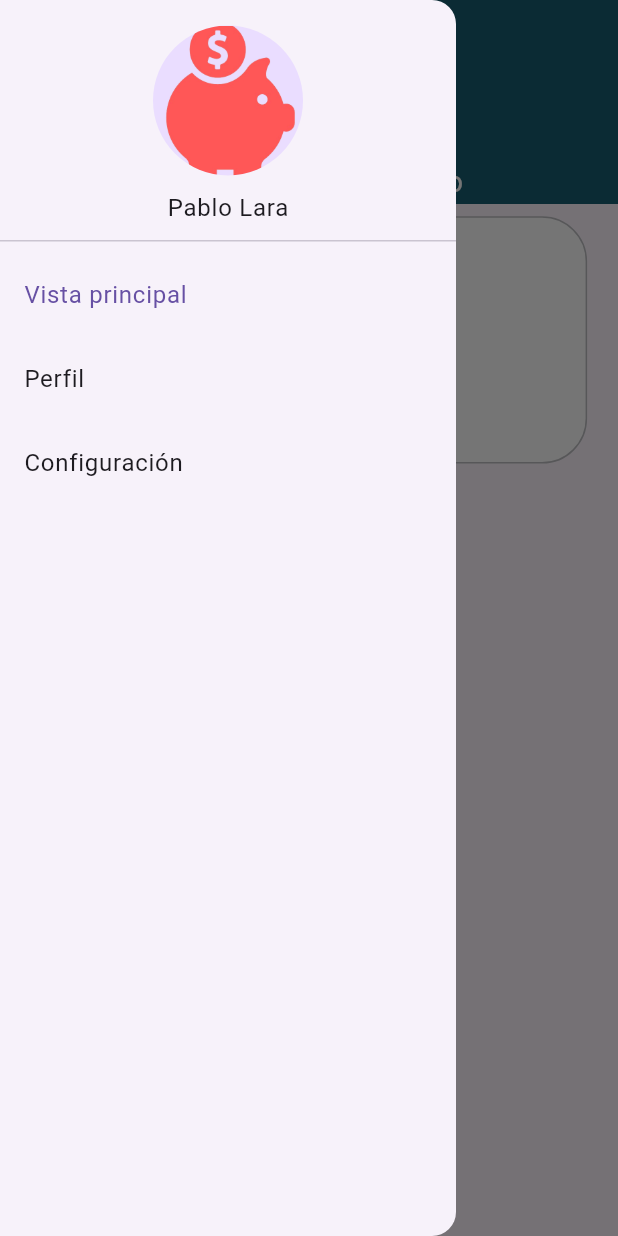
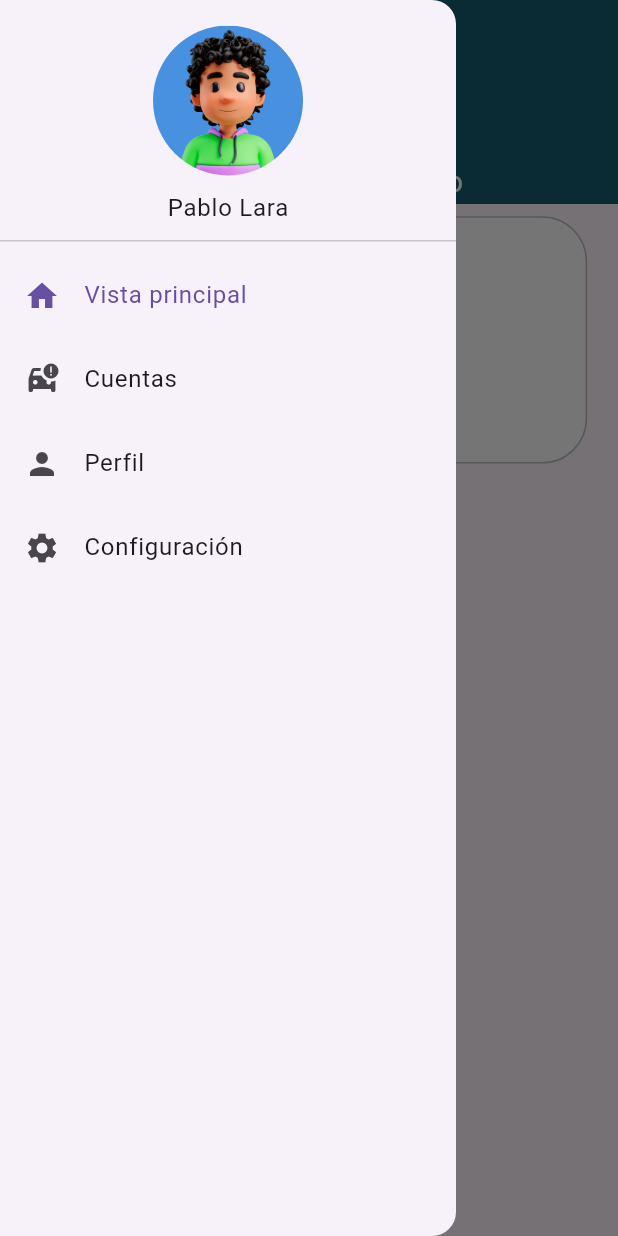
Before and after one commit to softdimo/wapig, a Flutter app: the MyHomePage screen opened directly, in the side drawer, after a tap on "Cuentas", on a phone screen of 412 x 824 dp. Run offline on Flutter 3.47's test engine with Material 3 defaults, Android fonts, the phone set to English and light mode, and no system bars; Roboto replaces fonts that are missing (Sansita).

Commit message:
Rama origen: desarrollo
Rama actual de trabajo: req-20240124-07

Archivos modificados:
new file:   assets/images/perfil.png
        modified:   lib/presentation/screens/accion_cuenta_screen.dart
        modified:   lib/presentation/screens/cuentas_screen.dart
        modified:   lib/presentation/screens/home_screen.dart
        deleted:    lib/presentation/screens/my_home_page.dart
        modified:   lib/presentation/screens/side_menu.dart
        new file:   lib/presentation/widgets/side_menu_item/side_menu_item.dart

Resumen del commit: Se trabajó en la independencia de la clase de menú lateral. Se actualiza la rama con desarrollo.

```diff
--- a/lib/presentation/screens/accion_cuenta_screen.dart
+++ b/lib/presentation/screens/accion_cuenta_screen.dart
@@ -29,9 +29,7 @@ class _AccionCuentaScreenState extends State<AccionCuentaScreen> {
         ),
 
       ),
-      drawer: SideMenu(
-        onItemSelected: onItemSelected,
-      ),
+      drawer: const SideMenu(),
       body: Container(
         padding: EdgeInsets.only(top: size.height * 0.01),
         child: Align(
--- a/lib/presentation/screens/my_home_page.dart
+++ /dev/null
@@ -1,28 +0,0 @@
-import 'package:flutter/material.dart';
-import 'side_menu.dart';
-
-class MyHomePage extends StatefulWidget {
-  const MyHomePage({Key? key}) : super(key: key);
-
-  @override
-  _MyHomePageState createState() => _MyHomePageState();
-}
-
-class _MyHomePageState extends State<MyHomePage> {
-  @override
-  Widget build(BuildContext context) {
-    return Scaffold(
-      appBar: AppBar(
-        title: const Text('Título de la pantalla'),
-      ),
-      drawer: SideMenu(onItemSelected: (int index) {  },),
-      body: const Center(
-        child: Text('Contenido de la pantalla'),
-      ),
-    );
-  }
-
-  void onItemSelected(int index) {
-    // Implementa la lógica para manejar la selección del item
-  }
-}
--- a/lib/presentation/screens/side_menu.dart
+++ b/lib/presentation/screens/side_menu.dart
@@ -1,55 +1,34 @@
 import 'package:flutter/material.dart';
+import 'package:wapig/presentation/widgets/side_menu_item/side_menu_item.dart';
+
 class SideMenu extends StatefulWidget {
-  final Function(int index) onItemSelected; // Agrega un parámetro para la función
 
-  const SideMenu({super.key, required this.onItemSelected}); // Requiere el parámetro
+  const SideMenu({
+    super.key
+  });
 
   @override
+  // ignore: library_private_types_in_public_api
   _SideMenuState createState() => _SideMenuState();
 }
 
 class _SideMenuState extends State<SideMenu> {
   int _currentSelectedItem = 0;
-@override
+  @override
   Widget build(BuildContext context) {
-  final List<ListTile> items = [
-    ListTile(
-      title: const Text('Vista principal'),
-      onTap: () {
-        setState(() {
-          _currentSelectedItem = 0;
-        });
-      },
-    ),
-    ListTile(
-      title: const Text('Perfil', ),
-      onTap: () {
-        setState(() {
-          _currentSelectedItem = 1;
-        });
-      },
-    ),
-    ListTile(
-      title: const Text('Configuración'),
-      onTap: () {
-        setState(() {
-          _currentSelectedItem = 2;
-        });
-      },
-    ),
-  ];
-
+    final List<ListTile> items = SideMenuItems.getItems();
 
     return Drawer(
       child: ListView(
         children: [
           const DrawerHeader(
+            //padding: EdgeInsets.only(top: 0),
             child: Column(
               mainAxisAlignment: MainAxisAlignment.center,
               children: [
                 CircleAvatar(
                   radius: 50,
-                  backgroundImage: AssetImage('assets/images/logoWapig.png'),
+                  backgroundImage: AssetImage('assets/images/perfil.png'),
                 ),
                 SizedBox(height: 10),
                 Text('Pablo Lara'),
@@ -58,10 +37,14 @@ class _SideMenuState extends State<SideMenu> {
           ),
           for (int i = 0; i < items.length; i++)
             ListTile(
+              leading: items[i].leading,
               title: items[i].title,
               selected: i == _currentSelectedItem,
               onTap: () {
-                widget.onItemSelected(i); // Llama a la función desde la propiedad widget
+                setState(() {
+                  _currentSelectedItem = i;
+                });
+                SideMenuItems.handleItemSelected(context, i);
               },
             ),
         ],
--- /dev/null
+++ b/lib/presentation/widgets/side_menu_item/side_menu_item.dart
@@ -0,0 +1,44 @@
+import 'package:flutter/material.dart';
+import 'package:wapig/presentation/screens/accion_cuenta_screen.dart';
+import 'package:wapig/presentation/screens/home_screen.dart';
+
+class SideMenuItems {
+  static List<ListTile> getItems() {
+    return [
+      const ListTile(
+        leading: Icon(Icons.home),
+        title: Text('Vista principal'),
+      ),
+      const ListTile(
+        leading: Icon(Icons.car_crash),
+        title: Text('Cuentas'),
+      ),
+      const ListTile(
+        leading: Icon(Icons.person),
+        title: Text('Perfil'),
+      ),
+      const ListTile(
+        leading: Icon(Icons.settings),
+        title: Text('Configuración'),
+      ),
+    ];
+  }
+
+  static void handleItemSelected(BuildContext context, int index) {
+    if (index == 0) {
+      Navigator.pushReplacement(
+        context,
+        MaterialPageRoute(builder: (context) => const MyHomePage()),
+      );
+    } else if (index == 1) {
+      Navigator.pushReplacement(
+        context,
+        MaterialPageRoute(builder: (context) => const AccionCuentaScreen()),
+      );
+    } else if (index == 2){
+      //navegar a perfil
+    } else {
+      //Navegar a configuración
+    }
+  }
+}
```
Also changed, not shown: lib/presentation/screens/cuentas_screen.dart (+1 -20 lines), lib/presentation/screens/home_screen.dart (+5 -23 lines), assets/images/perfil.png (added).
